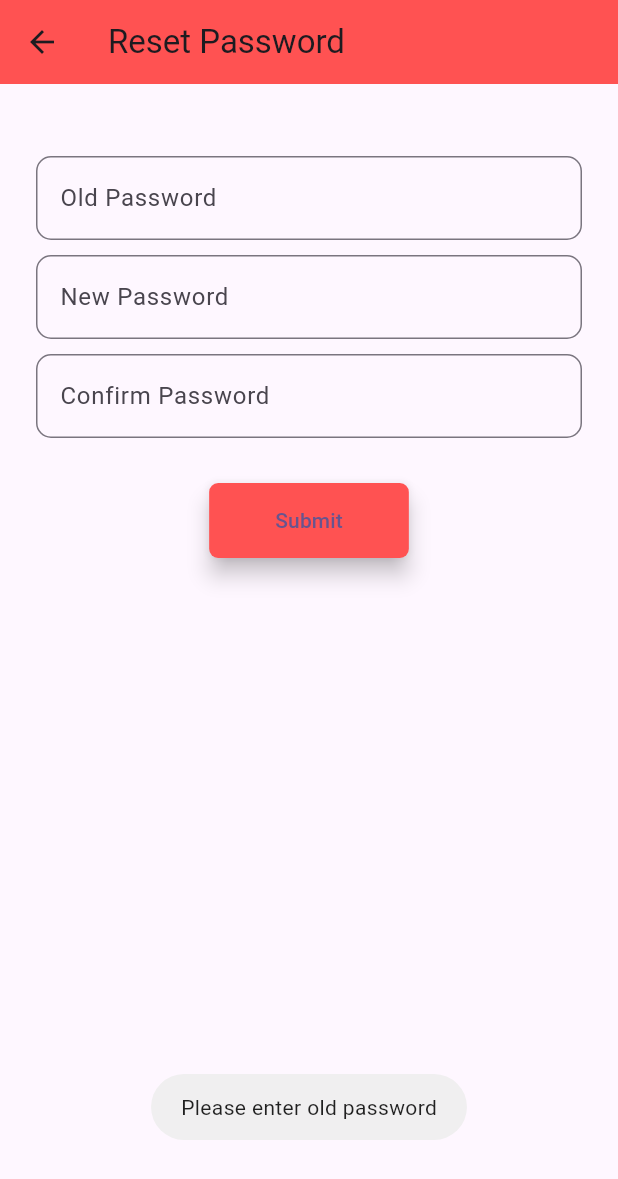
After one commit to GautamSinghMaurya/flutter_dummy_app, a Flutter app: the ResetPasswordScreen screen opened directly, after a tap on "Submit", on a phone screen of 412 x 824 dp. The commit adds this screen. Shown: the top 1179 px of the screen. Run offline on Flutter 3.47's test engine with Material 3 defaults, Android fonts, the phone set to English and light mode, and no system bars; our stand-ins replace dio, email_validator, equatable, flutter_bloc, fluttertoast, get.

Commit message:
reset_password_screen.dart - cubit added

```diff
--- /dev/null
+++ b/lib/bloc/reset_pswd_bloc/reset_pswd_cubit.dart
@@ -0,0 +1,48 @@
+import 'package:demo_flutter_app/bloc/reset_pswd_bloc/reset_pswd_state.dart';
+import 'package:flutter_bloc/flutter_bloc.dart';
+
+class ResetPasswordCubit extends Cubit<ResetPasswordState> {
+  ResetPasswordCubit() : super(ResetPasswordInitial()) {}
+
+  void resetPassword() async {
+    bool response = false;
+    emit(ResetPasswordLoading());
+    await Future.delayed(const Duration(seconds: 3), () {
+      emit(ResetPasswordLoaded());
+      response = true;
+      emit(ResetPasswordSuccess(result: response));
+    });
+  }
+
+  validation(
+      {required String oldPswd,
+      required String newPswd,
+      required String confirmPswd}) {
+    String validation = "";
+
+    emit(ResetPasswordInitial());
+
+    if (oldPswd.isEmpty) {
+      validation = "Please enter old password";
+    } else if (oldPswd.length < 8) {
+      validation = "Please enter valid old password";
+    } else if (newPswd.isEmpty) {
+      validation = "Please enter new password";
+    } else if (newPswd.length < 8) {
+      validation = "Please enter valid new password";
+    } else if (confirmPswd.isEmpty) {
+      validation = "Please enter confirm password";
+    } else if (confirmPswd.length < 8) {
+      validation = "Please enter valid confirm password";
+    } else if (newPswd != confirmPswd) {
+      validation = "New password doesn't match";
+    } else {
+      validation = "";
+    }
+    if (validation != "") {
+      emit(ResetPasswordValidation(value: validation));
+    } else {
+      resetPassword();
+    }
+  }
+}
--- /dev/null
+++ b/lib/bloc/reset_pswd_bloc/reset_pswd_state.dart
@@ -0,0 +1,34 @@
+import 'package:equatable/equatable.dart';
+
+abstract class ResetPasswordState extends Equatable {
+  List<Object?> get props => [];
+
+}
+
+class ResetPasswordInitial extends ResetPasswordState {}
+
+class ResetPasswordValidation extends ResetPasswordState {
+  final String value;
+  ResetPasswordValidation({required this.value});
+
+  List<Object?> get props => [value];
+
+}
+class ResetPasswordLoading extends ResetPasswordState {}
+class ResetPasswordLoaded extends ResetPasswordState {}
+class ResetPasswordSuccess extends ResetPasswordState {
+  bool? result;
+
+  ResetPasswordSuccess({this.result});
+
+  @override
+  List<Object?> get props => [result];
+}
+class ResetPasswordError extends ResetPasswordState {
+  String? error;
+
+  ResetPasswordError({this.error});
+
+  @override
+  List<Object?> get props => [error];
+}
--- a/lib/constants/app_strings.dart
+++ b/lib/constants/app_strings.dart
@@ -1,6 +1,17 @@
 class AppStrings {
+  static const String appName = "Flutter Demo App";
   static const String username = "gsm@gmail.com";
   static const String password = "Abcd1234";
   static const String logout = "Logout";
   static const String privacyPolicy = "Privacy Policy";
+  static const String resetPassword = "Reset Password";
+  static const String submit = "Submit";
+  static const String old_password = "Old Password";
+  static const String new_password = "New Password";
+  static const String confirm_password = "Confirm Password";
+
+
+  // statement
+  static const String passwordChangedSuccessfully = "Password changed successfully";
+  static const String somethingWentWrong = "Something went wrong....";
 }
--- a/lib/my_app.dart
+++ b/lib/my_app.dart
@@ -1,3 +1,4 @@
+import 'package:demo_flutter_app/constants/app_strings.dart';
 import 'package:flutter/material.dart';
 import 'package:get/get.dart';
 
@@ -10,7 +11,7 @@ class MyApp extends StatelessWidget {
   Widget build(BuildContext context) {
     return GetMaterialApp(
       debugShowCheckedModeBanner: false,
-      title: 'Flutter Demo App',
+      title: AppStrings.appName,
       theme: ThemeData(
         colorScheme: ColorScheme.fromSeed(seedColor: Colors.deepPurple),
         useMaterial3: true,
--- a/lib/screen/home/app_drawer/app_drawer.dart
+++ b/lib/screen/home/app_drawer/app_drawer.dart
@@ -1,4 +1,5 @@
 import 'package:demo_flutter_app/constants/app_strings.dart';
+import 'package:demo_flutter_app/screen/reset_password/reset_password_screen.dart';
 import 'package:flutter/material.dart';
 import 'package:get/get.dart';
 import 'package:url_launcher/url_launcher.dart';
@@ -20,6 +21,13 @@ class AppDrawer extends Drawer {
             children: [
               const SizedBox(
                 height: 100,
+              ),
+              ListTile(
+                tileColor: Colors.grey,
+                title: const Text(AppStrings.resetPassword),
+                onTap: (){
+                  Get.to(ResetPasswordScreen());
+                },
               ),
               ListTile(
                 tileColor: Colors.grey,
@@ -47,4 +55,5 @@ class AppDrawer extends Drawer {
       throw Exception('Could not launch $url');
     }
   }
+
 }
--- /dev/null
+++ b/lib/screen/reset_password/reset_password_screen.dart
@@ -0,0 +1,122 @@
+import 'package:demo_flutter_app/bloc/reset_pswd_bloc/reset_pswd_cubit.dart';
+import 'package:demo_flutter_app/bloc/reset_pswd_bloc/reset_pswd_state.dart';
+import 'package:demo_flutter_app/bloc/signup_bloc/signup_bloc.dart';
+import 'package:demo_flutter_app/bloc/signup_bloc/signup_event.dart';
+import 'package:demo_flutter_app/constants/app_strings.dart';
+import 'package:demo_flutter_app/screen/common_widget/app_loading.dart';
+import 'package:flutter/material.dart';
+import 'package:flutter_bloc/flutter_bloc.dart';
+import 'package:fluttertoast/fluttertoast.dart';
+import 'package:get/get.dart';
+
+import '../../bloc/signup_bloc/signup_state.dart';
+import '../login/login_screen.dart';
+import 'widget/reset_password_submit.dart';
+
+class ResetPasswordScreen extends StatelessWidget {
+  TextEditingController oldPswdController = TextEditingController();
+  TextEditingController newPswdController = TextEditingController();
+  TextEditingController confirmPswdController = TextEditingController();
+
+  final _resetPswdCubit = ResetPasswordCubit();
+
+  @override
+  Widget build(BuildContext context) {
+    return BlocProvider<ResetPasswordCubit>(
+        create: (BuildContext context) {
+          return _resetPswdCubit;
+        },
+        child: Scaffold(
+          appBar: AppBar(
+            title: const Text(AppStrings.resetPassword),
+            backgroundColor: Colors.redAccent,
+          ),
+          body: Container(
+            padding: const EdgeInsets.all(24),
+            child: SingleChildScrollView(
+              child: Column(
+                mainAxisAlignment: MainAxisAlignment.center,
+                children: [
+                  const SizedBox(height: 24),
+                  TextField(
+                      textInputAction: TextInputAction.next,
+                      keyboardType: TextInputType.name,
+                      controller: oldPswdController,
+                      decoration: InputDecoration(
+                          hintText: AppStrings.old_password,
+                          // errorText: validate ? errorText : null, focusedBorder: OutlineInputBorder(
+
+                          border: OutlineInputBorder(
+                              borderSide:
+                                  const BorderSide(color: Colors.black38),
+                              borderRadius: BorderRadius.circular(10)))),
+                  const SizedBox(height: 10),
+                  TextField(
+                    textInputAction: TextInputAction.next,
+                    keyboardType: TextInputType.emailAddress,
+                    controller: newPswdController,
+                    decoration: InputDecoration(
+                      hintText: AppStrings.new_password,
+                      // errorText: validate ? errorText : null, focusedBorder: OutlineInputBorder( borderSide: BorderSide(color: Colors.redAccent), borderRadius: BorderRadius.circular(10), ),
+                      border: OutlineInputBorder(
+                          borderSide: const BorderSide(color: Colors.black38),
+                          borderRadius: BorderRadius.circular(10)),
+                    ),
+                  ),
+                  const SizedBox(
+                    height: 10,
+                  ),
+                  TextField(
+                    textInputAction: TextInputAction.next,
+                    keyboardType: TextInputType.visiblePassword,
+                    controller: confirmPswdController,
+                    decoration: InputDecoration(
+                      hintText: AppStrings.confirm_password,
+                      // errorText: validate ? errorText : null, focusedBorder: OutlineInputBorder( borderSide: BorderSide(color: Colors.redAccent), borderRadius: BorderRadius.circular(10)),
+                      border: OutlineInputBorder(
+                          borderSide: const BorderSide(color: Colors.black38),
+                          borderRadius: BorderRadius.circular(10)),
+                    ),
+                  ),
+                  const SizedBox(
+                    height: 30,
+                  ),
+                  _buttonBuilder(),
+                ],
+              ),
+            ),
+          ),
+        ));
+  }
+
+  _buttonBuilder() {
+    return BlocBuilder<ResetPasswordCubit, ResetPasswordState>(
+        buildWhen: (context, state) {
+      if (state is ResetPasswordValidation) {
+        Fluttertoast.showToast(msg: state.value);
+      }
+      if (state is ResetPasswordSuccess) {
+        if (state.result!) {
+          Fluttertoast.showToast(msg: AppStrings.passwordChangedSuccessfully);
+          Get.back();
+        } else {
+          Fluttertoast.showToast(msg: AppStrings.somethingWentWrong);
+        }
+      }
+      return ((state is ResetPasswordInitial) ||
+          (state is ResetPasswordLoading) ||
+          (state is ResetPasswordLoaded));
+    }, builder: (context, state) {
+      if (state is ResetPasswordLoading) {
+        return AppLoading();
+      } else {
+        return ResetPasswordSubmit(onPressed: () {
+          _resetPswdCubit.validation(
+              oldPswd: oldPswdController.text,
+              newPswd: newPswdController.text,
+              confirmPswd: confirmPswdController.text);
+        });
+      }
+    });
+  }
+}
--- /dev/null
+++ b/lib/screen/reset_password/widget/reset_password_submit.dart
@@ -0,0 +1,25 @@
+import 'package:demo_flutter_app/constants/app_strings.dart';
+import 'package:flutter/material.dart';
+
+class ResetPasswordSubmit extends StatelessWidget {
+  Function() onPressed;
+
+  ResetPasswordSubmit({required this.onPressed});
+
+  @override
+  Widget build(BuildContext context) {
+    return ElevatedButton(
+      style: ButtonStyle(
+          elevation: const MaterialStatePropertyAll(6),
+          backgroundColor: const MaterialStatePropertyAll(Colors.redAccent),
+          shape: MaterialStatePropertyAll(
+              RoundedRectangleBorder(borderRadius: BorderRadius.circular(6)))),
+      onPressed: onPressed,
+      child: Container(
+        padding: const EdgeInsets.symmetric(horizontal: 20, vertical: 15),
+        child: const Text(AppStrings.submit,
+        ),
+      ),
+    );
+  }
+}
```
